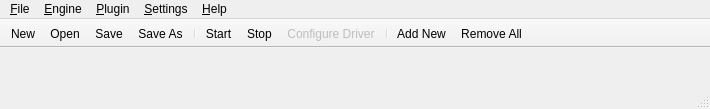
The window that resources/ui/carla.ui (falkTX/Cadence) describes before a commit, drawn with Qt 5.
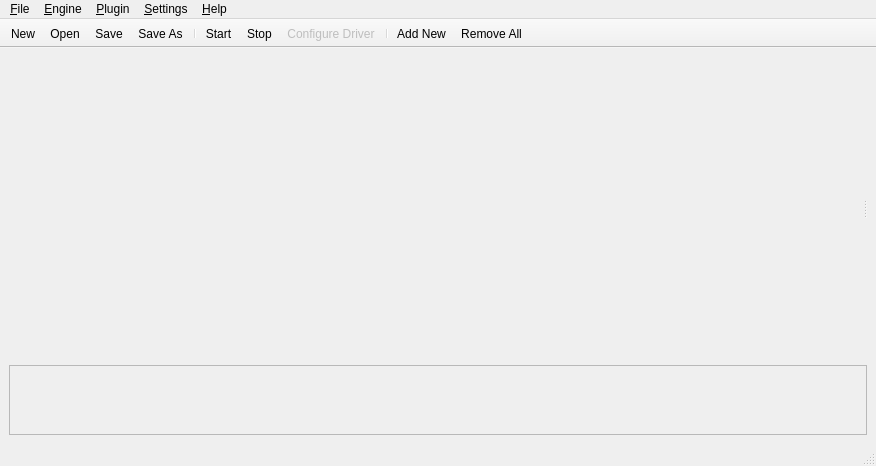
The same window after the commit. Icons and pictures are not drawn. Custom widgets are drawn as their Qt base class.

Commit message: Carla UI refresh (part 1)

```diff
--- a/resources/ui/carla.ui
+++ b/resources/ui/carla.ui
@@ -6,42 +6,143 @@
    <rect>
     <x>0</x>
     <y>0</y>
-    <width>710</width>
-    <height>109</height>
+    <width>876</width>
+    <height>466</height>
    </rect>
   </property>
   <property name="windowTitle">
    <string>Carla</string>
   </property>
   <widget class="QWidget" name="centralwidget">
-   <layout class="QVBoxLayout" name="verticalLayout">
-    <property name="margin">
-     <number>0</number>
-    </property>
+   <layout class="QVBoxLayout" name="verticalLayout_3">
     <item>
-     <widget class="QWidget" name="w_plugins" native="true">
-      <layout class="QVBoxLayout" name="layout">
-       <property name="spacing">
-        <number>1</number>
-       </property>
-       <property name="margin">
-        <number>0</number>
-       </property>
-      </layout>
-     </widget>
-    </item>
-    <item>
-     <spacer name="verticalSpacer">
+     <widget class="QSplitter" name="splitter">
       <property name="orientation">
-       <enum>Qt::Vertical</enum>
+       <enum>Qt::Horizontal</enum>
       </property>
-      <property name="sizeHint" stdset="0">
+      <widget class="QWidget" name="">
+       <layout class="QVBoxLayout" name="verticalLayout_2">
+        <item>
+         <widget class="QWidget" name="w_plugins" native="true">
+          <layout class="QVBoxLayout" name="layout">
+           <property name="spacing">
+            <number>1</number>
+           </property>
+           <property name="margin">
+            <number>0</number>
+           </property>
+          </layout>
+         </widget>
+        </item>
+        <item>
+         <spacer name="verticalSpacer">
+          <property name="orientation">
+           <enum>Qt::Vertical</enum>
+          </property>
+          <property name="sizeHint" stdset="0">
+           <size>
+            <width>100</width>
+            <height>182</height>
+           </size>
+          </property>
+         </spacer>
+        </item>
+       </layout>
+      </widget>
+      <widget class="QWidget" name="w_edit" native="true">
+       <layout class="QVBoxLayout" name="verticalLayout">
+        <property name="spacing">
+         <number>1</number>
+        </property>
+        <property name="margin">
+         <number>0</number>
+        </property>
+       </layout>
+      </widget>
+     </widget>
+    </item>
+    <item>
+     <widget class="QScrollArea" name="keyboardScrollArea">
+      <property name="sizePolicy">
+       <sizepolicy hsizetype="Expanding" vsizetype="Fixed">
+        <horstretch>0</horstretch>
+        <verstretch>0</verstretch>
+       </sizepolicy>
+      </property>
+      <property name="minimumSize">
        <size>
-        <width>20</width>
-        <height>40</height>
+        <width>0</width>
+        <height>68</height>
        </size>
       </property>
-     </spacer>
+      <property name="verticalScrollBarPolicy">
+       <enum>Qt::ScrollBarAlwaysOff</enum>
+      </property>
+      <property name="horizontalScrollBarPolicy">
+       <enum>Qt::ScrollBarAlwaysOff</enum>
+      </property>
+      <property name="widgetResizable">
+       <bool>true</bool>
+      </property>
+      <property name="alignment">
+       <set>Qt::AlignCenter</set>
+      </property>
+      <widget class="QWidget" name="scrollAreaWidgetContents_2">
+       <property name="geometry">
+        <rect>
+         <x>-6</x>
+         <y>0</y>
+         <width>1152</width>
+         <height>64</height>
+        </rect>
+       </property>
+       <property name="sizePolicy">
+        <sizepolicy hsizetype="Fixed" vsizetype="Fixed">
+         <horstretch>0</horstretch>
+         <verstretch>0</verstretch>
+        </sizepolicy>
+       </property>
+       <property name="minimumSize">
+        <size>
+         <width>1152</width>
+         <height>64</height>
+        </size>
+       </property>
+       <property name="maximumSize">
+        <size>
+         <width>1152</width>
+         <height>64</height>
+        </size>
+       </property>
+       <layout class="QHBoxLayout" name="horizontalLayout_2">
+        <property name="margin">
+         <number>0</number>
+        </property>
+        <item>
+         <widget class="PixmapKeyboard" name="keyboard" native="true">
+          <property name="sizePolicy">
+           <sizepolicy hsizetype="Fixed" vsizetype="Fixed">
+            <horstretch>0</horstretch>
+            <verstretch>0</verstretch>
+           </sizepolicy>
+          </property>
+          <property name="minimumSize">
+           <size>
+            <width>1152</width>
+            <height>64</height>
+           </size>
+          </property>
+          <property name="maximumSize">
+           <size>
+            <width>1152</width>
+            <height>64</height>
+           </size>
+          </property>
+         </widget>
+        </item>
+       </layout>
+      </widget>
+     </widget>
     </item>
    </layout>
   </widget>
@@ -50,8 +151,8 @@
     <rect>
      <x>0</x>
      <y>0</y>
-     <width>710</width>
-     <height>22</height>
+     <width>876</width>
+     <height>19</height>
     </rect>
    </property>
    <widget class="QMenu" name="menu_File">
@@ -256,6 +357,14 @@
    </property>
   </action>
  </widget>
+ <customwidgets>
+  <customwidget>
+   <class>PixmapKeyboard</class>
+   <extends>QWidget</extends>
+   <header>pixmapkeyboard.h</header>
+   <container>1</container>
+  </customwidget>
+ </customwidgets>
  <resources>
   <include location="../../resources/resources.qrc"/>
  </resources>
```
Left out of the diff: 24 changed lines with no effect on the pictures. The commit also changes 5 other files.
